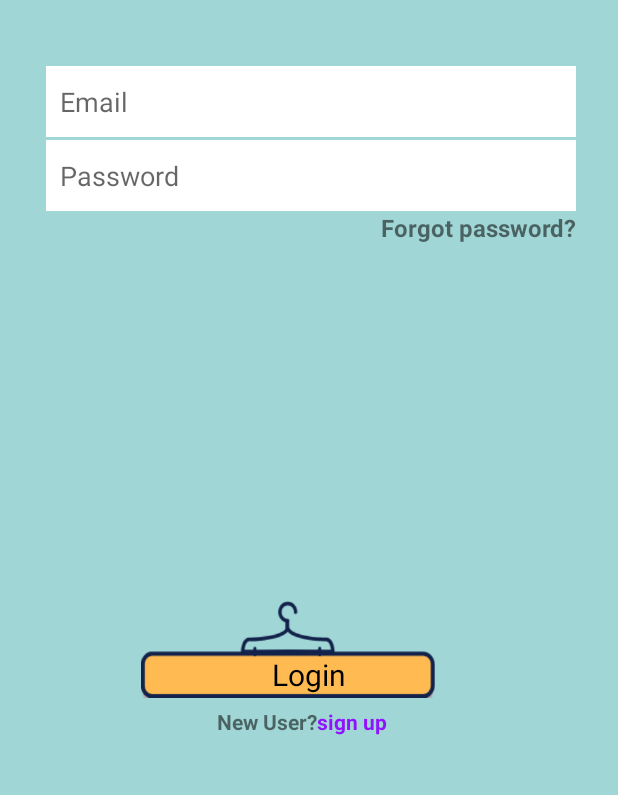
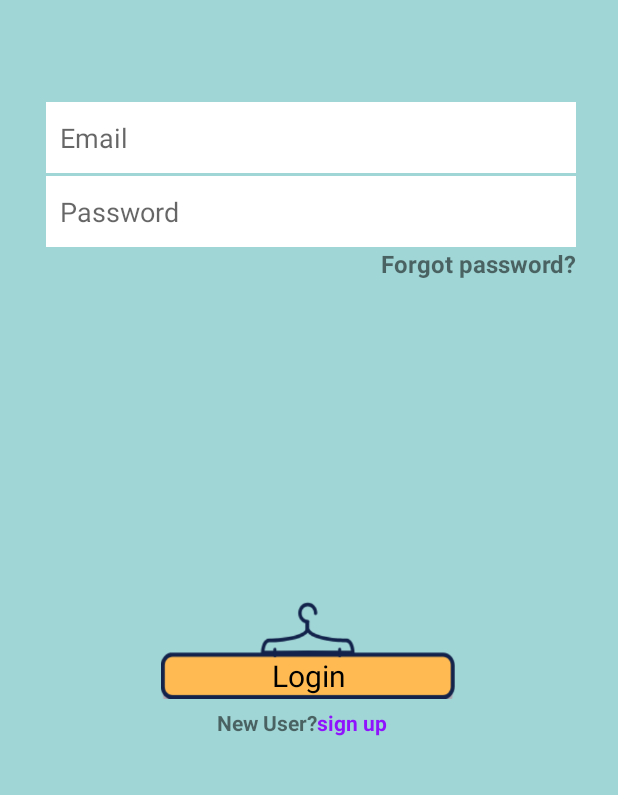
Before and after one commit to laithmarwan/iCloset, an Android app: the screen it shows after launch (LoginAct), on a phone screen of 412 x 824 dp, the part 360-1155 px from its top. Run offline under Robolectric (Android 15) with nearby library versions, the phone set to English and light mode, and no system bars; our stand-ins replace Volley; Roboto replaces fonts that are not available here.

Commit message:
Aws_LoginAct11112

```diff
--- a/app/src/main/res/layout/activity_login.xml
+++ b/app/src/main/res/layout/activity_login.xml
@@ -14,10 +14,10 @@
             android:layout_width="wrap_content"
             android:layout_height="wrap_content" app:srcCompat="@android:drawable/sym_def_app_icon"
             android:id="@+id/app_logo" app:layout_constraintTop_toTopOf="parent"
-            app:layout_constraintEnd_toEndOf="parent" android:layout_marginEnd="8dp" android:layout_marginRight="8dp"
-            app:layout_constraintStart_toStartOf="parent" android:layout_marginLeft="8dp"
-            android:layout_marginStart="8dp" android:layout_marginTop="84dp"
-    />
+            android:layout_marginTop="84dp"
+            android:layout_marginStart="8dp" app:layout_constraintStart_toStartOf="parent"
+            android:layout_marginLeft="8dp" android:layout_marginEnd="8dp" app:layout_constraintEnd_toEndOf="parent"
+            android:layout_marginRight="8dp"/>
 
     <TextView
             android:foregroundGravity="center"
@@ -26,10 +26,10 @@
             android:layout_height="28dp"
             android:id="@+id/appname_tv" app:fontFamily="@font/diplomata_sc"
             app:layout_constraintTop_toBottomOf="@+id/app_logo"
-            android:textSize="25sp" android:layout_marginStart="8dp" app:layout_constraintStart_toStartOf="parent"
+            android:textSize="25sp"
+            android:textStyle="bold" android:layout_marginStart="8dp" app:layout_constraintStart_toStartOf="parent"
             android:layout_marginLeft="8dp" android:layout_marginEnd="8dp" app:layout_constraintEnd_toEndOf="parent"
-            android:layout_marginRight="8dp"
-            android:textStyle="bold"/>
+            android:layout_marginRight="8dp"/>
 
 
     <EditText
@@ -39,7 +39,7 @@
             android:inputType="textPersonName"
             android:background="#ffffff"
             android:ems="10"
-            android:id="@+id/login_email" android:hint="  Email" android:layout_marginTop="44dp"
+            android:id="@+id/login_email" android:hint="  Email" android:layout_marginTop="68dp"
             app:layout_constraintTop_toBottomOf="@+id/appname_tv"
             android:layout_marginStart="8dp" app:layout_constraintStart_toStartOf="parent"
             android:layout_marginLeft="8dp" android:layout_marginEnd="8dp" app:layout_constraintEnd_toEndOf="parent"
@@ -76,11 +76,12 @@
             android:layout_height="65dp" app:srcCompat="@drawable/button"
             android:id="@+id/imageView5"
             android:layout_marginTop="8dp"
-            app:layout_constraintTop_toBottomOf="@+id/forgotps_tv" app:layout_constraintStart_toStartOf="parent"
-            android:layout_marginLeft="64dp" android:layout_marginStart="64dp" app:layout_constraintEnd_toEndOf="parent"
-            android:layout_marginEnd="64dp" android:layout_marginRight="64dp"
-            android:layout_marginBottom="8dp" app:layout_constraintBottom_toBottomOf="parent"
-            app:layout_constraintHorizontal_bias="0.0" app:layout_constraintVertical_bias="0.674"/>
+            app:layout_constraintTop_toBottomOf="@+id/forgotps_tv"
+            app:layout_constraintBottom_toBottomOf="parent"
+            app:layout_constraintVertical_bias="0.635" android:layout_marginStart="8dp"
+            app:layout_constraintStart_toStartOf="parent" android:layout_marginLeft="8dp" android:layout_marginEnd="8dp"
+            app:layout_constraintEnd_toEndOf="parent" android:layout_marginRight="8dp"
+            app:layout_constraintHorizontal_bias="0.496"/>
 
 
     <TextView
@@ -89,11 +90,10 @@
             android:id="@+id/login_tv" android:layout_width="wrap_content"
             android:typeface="serif" android:textSize="20sp" app:fontFamily="@font/titan_one"
             android:textAllCaps="false" android:textColor="@android:color/black" tools:textColor="#464646"
-            android:layout_marginEnd="8dp" android:layout_marginRight="8dp"
-            app:layout_constraintStart_toStartOf="parent" android:layout_marginLeft="3dp"
-            android:layout_marginStart="3dp" app:layout_constraintEnd_toEndOf="parent"
-            app:layout_constraintHorizontal_bias="0.507" android:layout_marginTop="36dp"
-            app:layout_constraintTop_toTopOf="@+id/imageView5"/>
+            android:layout_marginTop="36dp"
+            app:layout_constraintTop_toTopOf="@+id/imageView5" android:layout_marginStart="8dp"
+            app:layout_constraintStart_toStartOf="parent" android:layout_marginLeft="8dp" android:layout_marginEnd="8dp"
+            app:layout_constraintEnd_toEndOf="parent" android:layout_marginRight="8dp"/>
 
 
     <TextView
```
Also changed, not shown: app/src/main/res/layout/activity_new_user.xml (+20 -17 lines).
